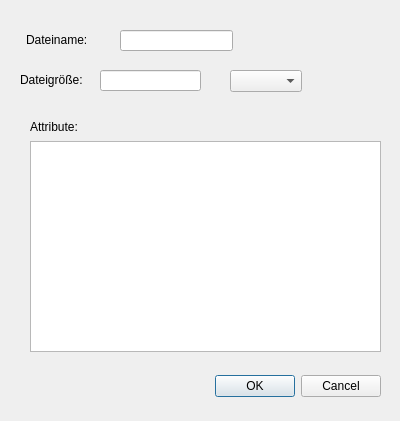
This is src/createfile.ui in RaufasertapetenEnjoyer/Betriebssysteme-Projekt as Qt 5 draws it before an edit. The edited form follows.
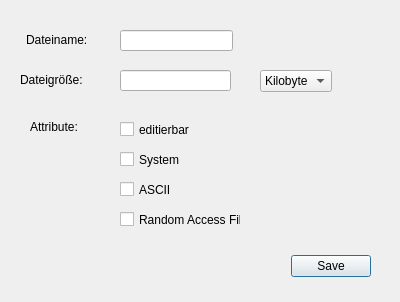
This is the edited form.

```diff
--- a/src/createfile.ui
+++ b/src/createfile.ui
@@ -7,7 +7,7 @@
     <x>0</x>
     <y>0</y>
     <width>400</width>
-    <height>421</height>
+    <height>302</height>
    </rect>
   </property>
   <property name="windowTitle">
@@ -16,8 +16,8 @@
   <widget class="QDialogButtonBox" name="buttonBox">
    <property name="geometry">
     <rect>
-     <x>40</x>
-     <y>370</y>
+     <x>30</x>
+     <y>250</y>
      <width>341</width>
      <height>32</height>
     </rect>
@@ -26,7 +26,7 @@
     <enum>Qt::Horizontal</enum>
    </property>
    <property name="standardButtons">
-    <set>QDialogButtonBox::Cancel|QDialogButtonBox::Ok</set>
+    <set>QDialogButtonBox::Save</set>
    </property>
   </widget>
   <widget class="QLabel" name="label">
@@ -68,9 +68,9 @@
   <widget class="QLineEdit" name="lineEdit_2">
    <property name="geometry">
     <rect>
-     <x>100</x>
+     <x>120</x>
      <y>70</y>
-     <width>101</width>
+     <width>111</width>
      <height>21</height>
     </rect>
    </property>
@@ -78,12 +78,17 @@
   <widget class="QComboBox" name="comboBox">
    <property name="geometry">
     <rect>
-     <x>230</x>
+     <x>260</x>
      <y>70</y>
      <width>72</width>
      <height>22</height>
     </rect>
    </property>
+   <item>
+    <property name="text">
+     <string>Kilobyte</string>
+    </property>
+   </item>
   </widget>
   <widget class="QLabel" name="label_3">
    <property name="geometry">
@@ -98,14 +103,56 @@
     <string>Attribute:</string>
    </property>
   </widget>
-  <widget class="QListWidget" name="listWidget">
+  <widget class="QCheckBox" name="editable">
    <property name="geometry">
     <rect>
-     <x>30</x>
-     <y>141</y>
-     <width>351</width>
-     <height>211</height>
+     <x>120</x>
+     <y>120</y>
+     <width>72</width>
+     <height>19</height>
     </rect>
+   </property>
+   <property name="text">
+    <string>editierbar</string>
+   </property>
+  </widget>
+  <widget class="QCheckBox" name="system">
+   <property name="geometry">
+    <rect>
+     <x>120</x>
+     <y>150</y>
+     <width>72</width>
+     <height>19</height>
+    </rect>
+   </property>
+   <property name="text">
+    <string>System</string>
+   </property>
+  </widget>
+  <widget class="QCheckBox" name="ascii">
+   <property name="geometry">
+    <rect>
+     <x>120</x>
+     <y>180</y>
+     <width>72</width>
+     <height>19</height>
+    </rect>
+   </property>
+   <property name="text">
+    <string>ASCII</string>
+   </property>
+  </widget>
+  <widget class="QCheckBox" name="checkBox_4">
+   <property name="geometry">
+    <rect>
+     <x>120</x>
+     <y>210</y>
+     <width>121</width>
+     <height>19</height>
+    </rect>
+   </property>
+   <property name="text">
+    <string>Random Access File</string>
    </property>
   </widget>
  </widget>
```
